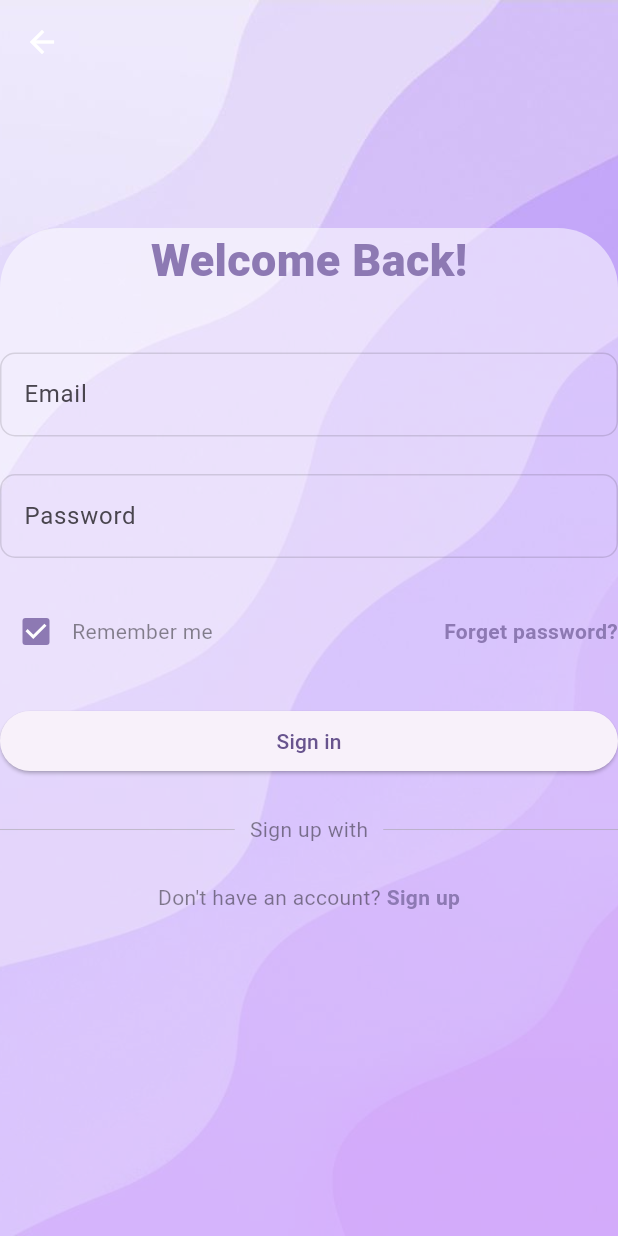
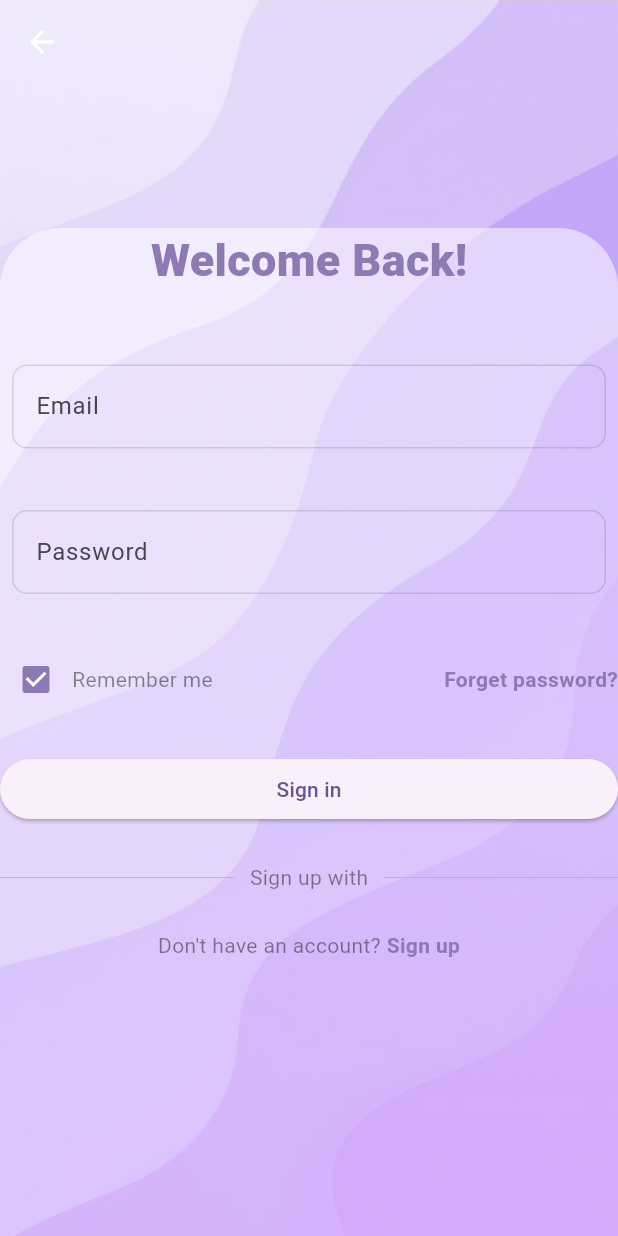
Before and after one commit to thealiceiris/remembrall, a Flutter app: the screen it shows after launch, after a tap on "Sign In", on a phone screen of 412 x 824 dp. Run offline on Flutter 3.47's test engine with Material 3 defaults, Android fonts, the phone set to English and light mode, and no system bars; our stand-ins replace dotted_border, firebase_auth, firebase_core, shared_preferences, table_calendar; accounts and stored records are empty.

Commit message:
added some padding to the signin_screen did some small changes to the appbar

```diff
--- a/lib/screens/signin_screen.dart
+++ b/lib/screens/signin_screen.dart
@@ -1,4 +1,5 @@
 import 'package:flutter/material.dart';
+import 'package:firebase_auth/firebase_auth.dart';
 import 'package:remembrall/screens/signup_screen.dart';
 import 'package:remembrall/screens/task_screen.dart'; // Import TaskScreen
 import 'package:remembrall/themes/theme.dart';
@@ -54,7 +55,9 @@ class _SigninScreenState extends State<SigninScreen> {
                       const SizedBox(
                         height: 40.0,
                       ),
-                      TextFormField(
+                      Padding(
+                        padding: const EdgeInsets.all(8.0),
+                        child: TextFormField(
                           validator: (value) {
                             if (value == null || value.isEmpty) {
                               return 'Please enter Email';
@@ -81,10 +84,13 @@ class _SigninScreenState extends State<SigninScreen> {
                             ),
                           ),
                         ),
+                      ),
                       const SizedBox(
                         height: 25.0,
                       ),
-                      TextFormField(
+                      Padding(
+                        padding: const EdgeInsets.all(8.0),
+                        child: TextFormField(
                           obscureText: true,
                           obscuringCharacter: '*',
                           validator: (value) {
@@ -110,6 +116,7 @@ class _SigninScreenState extends State<SigninScreen> {
                                 color: Colors.black12, // Default border color
                               ),
                               borderRadius: BorderRadius.circular(10),
+                            ),
                           ),
                         ),
                       ),
--- a/lib/screens/signup_screen.dart
+++ b/lib/screens/signup_screen.dart
@@ -1,4 +1,5 @@
 import 'package:flutter/material.dart';
+import 'package:firebase_auth/firebase_auth.dart';
 import 'package:remembrall/screens/task_screen.dart';
 import 'package:remembrall/widget/custom_scaffold.dart';
 import 'package:remembrall/themes/theme.dart';
--- a/lib/screens/task_screen.dart
+++ b/lib/screens/task_screen.dart
@@ -1,4 +1,6 @@
 // File: task_screen.dart
+// ignore_for_file: use_super_parameters
+
 import 'package:flutter/material.dart';
 import 'package:remembrall/widget/remembrall.dart';
 import 'package:remembrall/widget/tasks.dart';
@@ -45,6 +47,7 @@ class TaskScreen extends StatelessWidget {
   }
 
   AppBar _buildAppBar() => AppBar(
+    automaticallyImplyLeading: false,
     backgroundColor: Colors.white,
     elevation: 0,
     title: const Text(
```
Also changed, not shown: 1 other file. Lines whose indentation alone changed are shown as unchanged.
